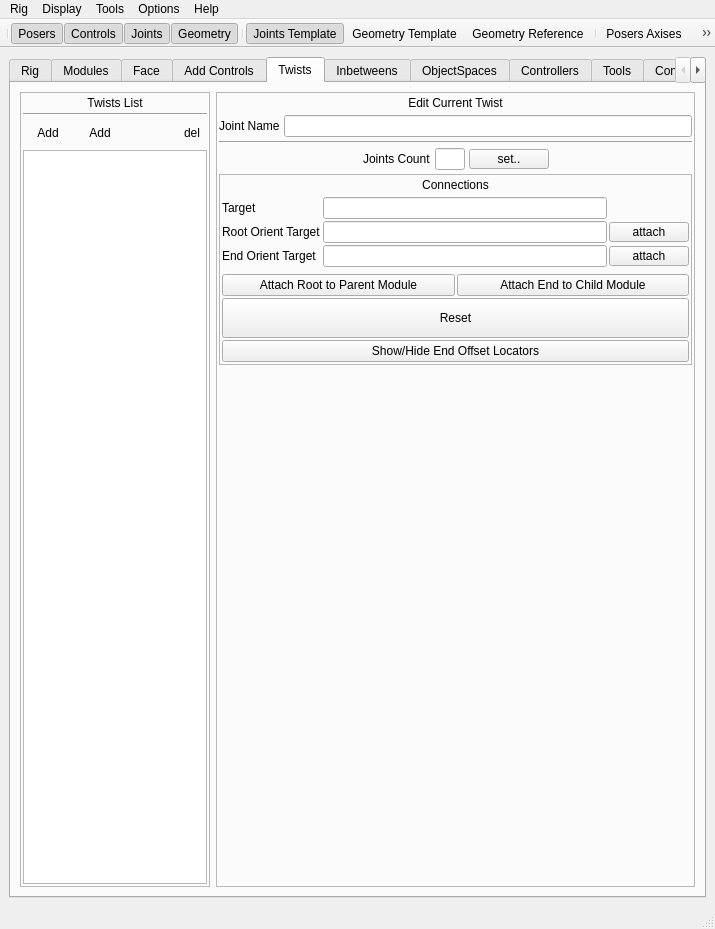
PavelCrow/RigStudio3, file ui/designer/mainWindow.ui: the form before one commit.
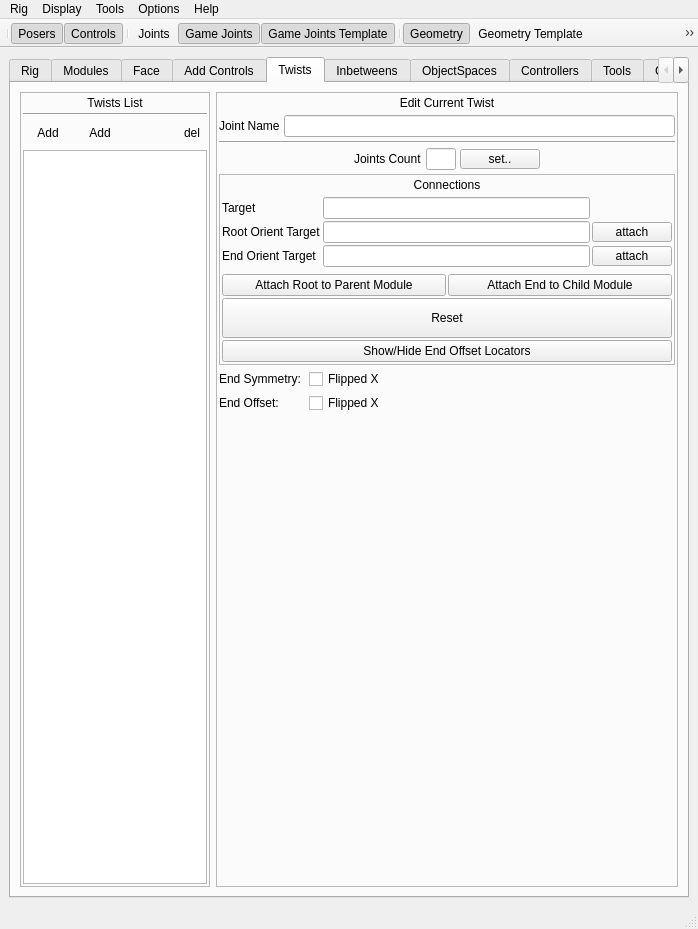
The form after the commit. The open tabs and pages were chosen to show the change.

Commit message: Game joints and other

Diff of the .ui file:
```diff
--- a/ui/designer/mainWindow.ui
+++ b/ui/designer/mainWindow.ui
@@ -39,7 +39,7 @@
        </sizepolicy>
       </property>
       <property name="currentIndex">
-       <number>5</number>
+       <number>1</number>
       </property>
       <widget class="QWidget" name="rig_tab">
        <attribute name="title">
@@ -984,22 +984,6 @@
                         </property>
                        </widget>
                       </item>
-                      <item>
-                       <widget class="QToolButton" name="module_poser_axises_but">
-                        <property name="text">
-                         <string>PoserAxises</string>
-                        </property>
-                        <property name="popupMode">
-                         <enum>QToolButton::InstantPopup</enum>
-                        </property>
-                        <property name="autoRaise">
-                         <bool>true</bool>
-                        </property>
-                        <property name="arrowType">
-                         <enum>Qt::NoArrow</enum>
-                        </property>
-                       </widget>
-                      </item>
                       <item>
                        <widget class="QToolButton" name="module_axises_but">
                         <property name="text">
@@ -4847,6 +4831,38 @@
              </layout>
             </widget>
            </item>
+           <item>
+            <layout class="QGridLayout" name="gridLayout_10" rowstretch="0,0" columnstretch="0,1">
+             <item row="0" column="1">
+              <widget class="QCheckBox" name="twist_flippedX_checkBox">
+               <property name="text">
+                <string>Flipped X</string>
+               </property>
+              </widget>
+             </item>
+             <item row="0" column="0">
+              <widget class="QLabel" name="label_33">
+               <property name="text">
+                <string>End Symmetry: </string>
+               </property>
+              </widget>
+             </item>
+             <item row="1" column="0">
+              <widget class="QLabel" name="label_37">
+               <property name="text">
+                <string>End Offset: </string>
+               </property>
+              </widget>
+             </item>
+             <item row="1" column="1">
+              <widget class="QCheckBox" name="twist_endOffsetFlippedX_checkBox">
+               <property name="text">
+                <string>Flipped X</string>
+               </property>
+              </widget>
+             </item>
+            </layout>
+           </item>
            <item>
             <spacer name="verticalSpacer_6">
              <property name="orientation">
@@ -5350,7 +5366,7 @@
                 <item>
                  <widget class="QCheckBox" name="ib_flippedX_checkBox">
                   <property name="text">
-                   <string>SyFlipped X</string>
+                   <string>Flipped X</string>
                   </property>
                  </widget>
                 </item>
@@ -9811,14 +9827,15 @@
     </property>
     <addaction name="actionPosers"/>
     <addaction name="actionControls"/>
-    <addaction name="actionJoints"/>
     <addaction name="actionGeometry"/>
     <addaction name="separator"/>
-    <addaction name="actionJoints_Template"/>
+    <addaction name="actionGameJoints"/>
+    <addaction name="actionGameJoints_Template"/>
+    <addaction name="actionJoints"/>
+    <addaction name="separator"/>
     <addaction name="actionGeometry_Template"/>
     <addaction name="actionGeometry_Reference"/>
     <addaction name="separator"/>
-    <addaction name="actionPosers_Axises"/>
     <addaction name="actionSkeleton_LRA"/>
    </widget>
    <widget class="QMenu" name="menuOptions">
@@ -9908,20 +9925,22 @@
    <addaction name="separator"/>
    <addaction name="actionPosers"/>
    <addaction name="actionControls"/>
+   <addaction name="separator"/>
    <addaction name="actionJoints"/>
+   <addaction name="actionGameJoints"/>
+   <addaction name="actionGameJoints_Template"/>
+   <addaction name="separator"/>
    <addaction name="actionGeometry"/>
-   <addaction name="separator"/>
-   <addaction name="actionJoints_Template"/>
    <addaction name="actionGeometry_Template"/>
    <addaction name="actionGeometry_Reference"/>
    <addaction name="separator"/>
-   <addaction name="actionPosers_Axises"/>
    <addaction name="actionSkeleton_LRA"/>
    <addaction name="actionPosers_Hierarhy"/>
    <addaction name="separator"/>
    <addaction name="actionMove_Tool"/>
    <addaction name="actionHelp_Mode"/>
    <addaction name="actionAdvanced"/>
+   <addaction name="separator"/>
   </widget>
   <action name="actionNew">
    <property name="text">
@@ -9965,7 +9984,7 @@
     <string>Controls</string>
    </property>
   </action>
-  <action name="actionJoints">
+  <action name="actionGameJoints">
    <property name="checkable">
     <bool>true</bool>
    </property>
@@ -9973,7 +9992,7 @@
     <bool>true</bool>
    </property>
    <property name="text">
-    <string>Joints</string>
+    <string>Game Joints</string>
    </property>
   </action>
   <action name="actionGeometry">
@@ -9987,7 +10006,7 @@
     <string>Geometry</string>
    </property>
   </action>
-  <action name="actionJoints_Template">
+  <action name="actionGameJoints_Template">
    <property name="checkable">
     <bool>true</bool>
    </property>
@@ -9995,7 +10014,7 @@
     <bool>true</bool>
    </property>
    <property name="text">
-    <string>Joints Template</string>
+    <string>Game Joints Template</string>
    </property>
   </action>
   <action name="actionGeometry_Template">
@@ -10082,12 +10101,12 @@
     <bool>true</bool>
    </property>
   </action>
-  <action name="actionPosers_Axises">
+  <action name="actionJoints">
    <property name="checkable">
     <bool>true</bool>
    </property>
    <property name="text">
-    <string>Posers Axises</string>
+    <string>Joints</string>
    </property>
   </action>
   <action name="actionControl_Tool">
```
The commit also changes 29 other files.
